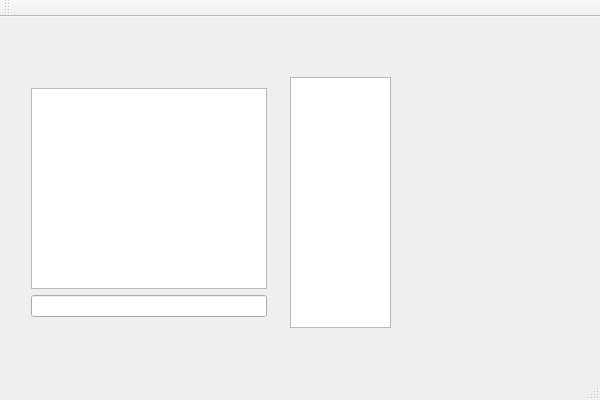
First picture: the form in uiClient/uiclient.ui, repository D3nn4/meow-chat, before the edit.
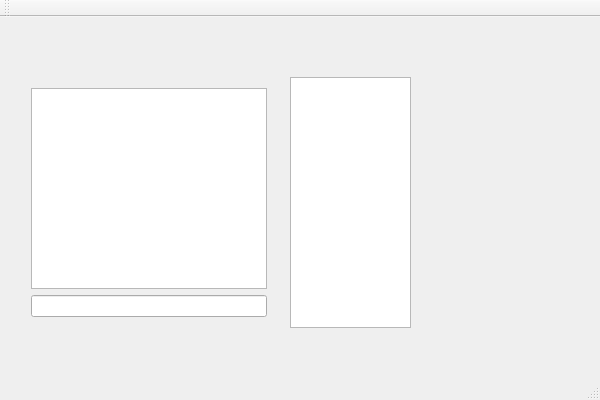
Second picture: the form after the edit.

Commit message: userlist displayed

Patch:
```diff
--- a/uiClient/uiclient.ui
+++ b/uiClient/uiclient.ui
@@ -36,12 +36,12 @@
      </item>
     </layout>
    </widget>
-   <widget class="QListView" name="listView_userlist">
+   <widget class="QTextBrowser" name="textBrowser_userList">
     <property name="geometry">
      <rect>
       <x>290</x>
       <y>60</y>
-      <width>101</width>
+      <width>121</width>
       <height>251</height>
      </rect>
     </property>
```
The commit also changes 14 other files.
